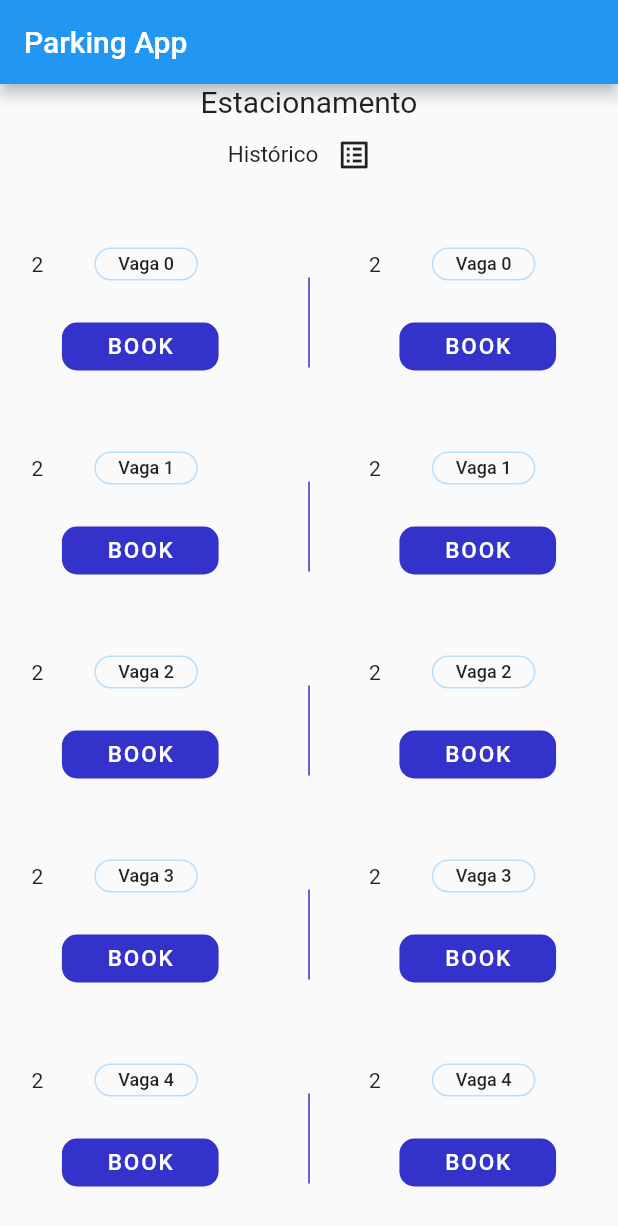
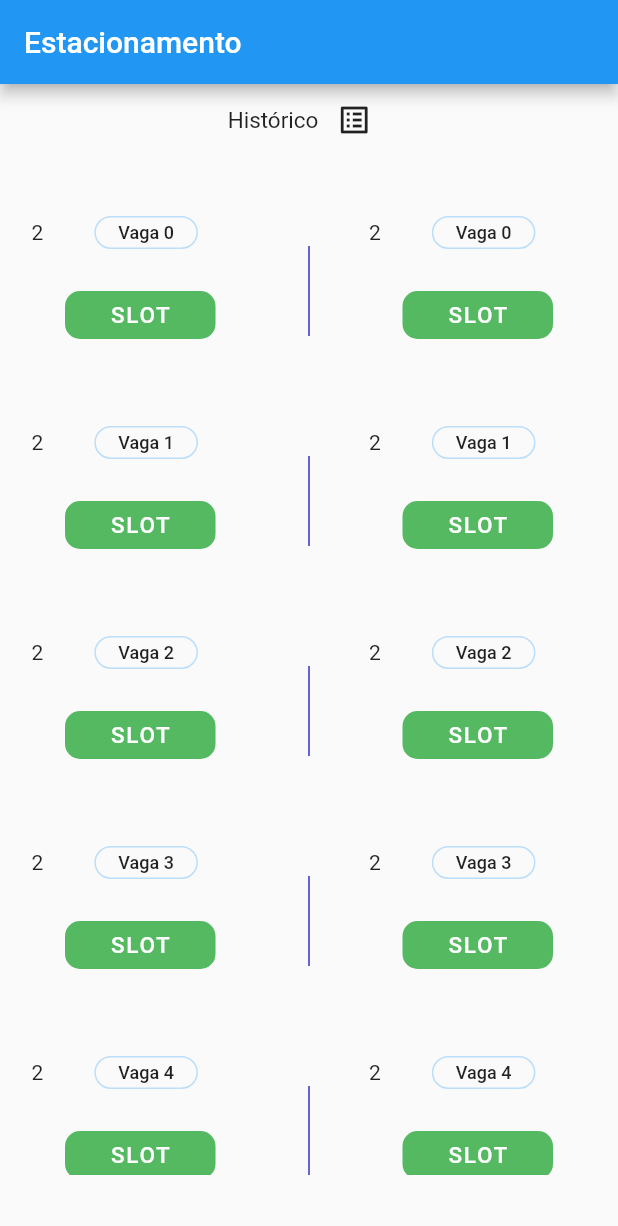
Before and after one commit to baborges45/easy_parking_app, a Flutter app: the screen it shows after launch, on a phone screen of 412 x 824 dp. Shown: the top 1226 px of the screen. Run offline on Flutter 3.47's test engine with Material 2 defaults, Android fonts, the phone set to English and light mode, and no system bars; our stand-ins replace dartz, equatable, flutter_bloc, flutter_svg, get_it.

Commit message:
new commit

```diff
--- a/lib/app/core/src/data/datasources/remote_data_source.dart
+++ b/lib/app/core/src/data/datasources/remote_data_source.dart
@@ -11,7 +11,7 @@ class RemoteDataSourceImpl implements RemoteDataSource {
 
   @override
   Future<List<VacancyModel>> getRecommendCourses() async {
-    //==== Todo: implement the call to real api =====
+    // Todo: implement the call to real api
     try {
       // dummy data
       return vagas.map((e) => VacancyModel.fromMap(e)).toList();
--- a/lib/app/core/src/data/presentation/bloc/vacancy/vacancy_state.dart
+++ b/lib/app/core/src/data/presentation/bloc/vacancy/vacancy_state.dart
@@ -25,15 +25,15 @@ class ParkingLotStateLoaded extends ParkingLotState {
     this.vacancy, {
     List<HistoryEntity>? history,
     List<HistoryEntity>? exitHistory,
-  })  : _history = history ?? const [],
+  })  : _addHistory = history ?? const [],
         _exitHistory = exitHistory ?? const [];
 
   @override
   final VacancyEntity vacancy;
-  final List<HistoryEntity> _history;
+  final List<HistoryEntity> _addHistory;
   final List<HistoryEntity> _exitHistory;
 
-  List<HistoryEntity> get history => _history;
+  List<HistoryEntity> get addHistory => _addHistory;
   List<HistoryEntity> get exitHistory => _exitHistory;
 }
 
--- a/lib/app/core/src/data/presentation/components/parking_slot.dart
+++ b/lib/app/core/src/data/presentation/components/parking_slot.dart
@@ -1,5 +1,5 @@
 import 'package:another_dashed_container/another_dashed_container.dart';
-import 'package:easy_parking_app/app/core/src/data/models/vacancy_model.dart';
+import 'package:easy_parking_app/app/core/src/data/domain/entities/vacancy.dart';
 import 'package:easy_parking_app/app/core/src/data/presentation/pages/booking_page.dart';
 import 'package:easy_parking_app/app/theme/app_colors.dart';
 import 'package:flutter/material.dart';
@@ -10,13 +10,13 @@ class ParkingSlot extends StatelessWidget {
     required this.vacancy,
     this.onPressed,
   });
-  final VacancyModel vacancy;
+  final VacancyEntity vacancy;
   final VoidCallback? onPressed;
 
   @override
   Widget build(BuildContext context) {
     return DashedContainer(
-      dashColor: Colors.blue.shade300,
+      dashColor: AppColors.highlight,
       dashedLength: 10.0,
       blankLength: 9.0,
       strokeWidth: 1.0,
@@ -91,8 +91,6 @@ class ParkingSlot extends StatelessWidget {
                         MaterialPageRoute(
                           builder: (context) => BookingPage(
                             vacancy: vacancy,
-                            // slotId: vacancy.id ?? 0,
-                            // slotName: vacancy.slotName.toString(),
                           ),
                         ),
                       );
@@ -101,11 +99,11 @@ class ParkingSlot extends StatelessWidget {
                       padding: const EdgeInsets.symmetric(
                           vertical: 7, horizontal: 30),
                       decoration: BoxDecoration(
-                        color: AppColors.blueberry,
+                        color: AppColors.highlight,
                         borderRadius: BorderRadius.circular(10),
                       ),
                       child: const Text(
-                        "BOOK",
+                        "SLOT",
                         style: TextStyle(
                           color: Colors.white,
                           fontSize: 15,
--- a/lib/app/core/src/data/presentation/pages/home_page.dart
+++ b/lib/app/core/src/data/presentation/pages/home_page.dart
@@ -6,15 +6,14 @@ import 'package:easy_parking_app/app/core/src/data/presentation/bloc/vacancy/vac
 import 'package:easy_parking_app/app/core/src/data/presentation/bloc/vacancy/vacancy_event.dart';
 import 'package:easy_parking_app/app/core/src/data/presentation/bloc/vacancy/vacancy_state.dart';
 import 'package:easy_parking_app/app/core/src/data/presentation/components/parking_slot.dart';
+import 'package:easy_parking_app/app/core/src/data/presentation/pages/history_page.dart';
 import 'package:easy_parking_app/app/theme/app_colors.dart';
 import 'package:flutter/material.dart';
 
 import 'package:flutter_bloc/flutter_bloc.dart';
 
 class HomePage extends StatefulWidget {
-  const HomePage({
-    super.key,
-  });
+  const HomePage({Key? key}) : super(key: key);
 
   @override
   _HomePageState createState() => _HomePageState();
@@ -39,23 +38,24 @@ class _HomePageState extends State<HomePage> {
 
   @override
   Widget build(BuildContext context) {
-    return BlocProvider(
-      create: (context) => ParkingLotCubit(),
-      child: Scaffold(
+    return Scaffold(
       appBar: AppBar(
-          title: const Text('Parking App'),
+        title: const Text("Estacionamento"), // Título da AppBar
       ),
-        body: BlocBuilder<ParkingLotCubit, ParkingLotState>(
+      body: BlocConsumer<ParkingLotCubit, ParkingLotState>(
+        listener: (context, state) {
+          if (state.vacancy != null) {
+            final index = parkingSpots
+                .indexWhere((spot) => spot.vacancy.id == state.vacancy!.id);
+            parkingSpots[index] = ParkingSlot(
+              vacancy: state.vacancy!,
+            );
+          }
+        },
         builder: (context, state) {
           return SingleChildScrollView(
             child: Column(
               children: [
-                  const Text(
-                    "Estacionamento",
-                    style: TextStyle(
-                      fontSize: 20,
-                    ),
-                  ),
                 Row(
                   mainAxisAlignment: MainAxisAlignment.center,
                   children: [
@@ -69,7 +69,14 @@ class _HomePageState extends State<HomePage> {
                         ),
                         IconButton(
                           onPressed: () {
-                              Navigator.pushNamed(context, '/history');
+                            Navigator.push(
+                              context,
+                              MaterialPageRoute(
+                                builder: (context) => HistoryPage(
+                                  vacancy: state.vacancy!,
+                                ),
+                              ),
+                            );
                           },
                           icon: const Icon(Icons.list_alt_outlined),
                         ),
@@ -81,13 +88,13 @@ class _HomePageState extends State<HomePage> {
                   height: 20,
                 ),
                 SizedBox(
-                    height: MediaQuery.of(context).size.height,
+                  height: MediaQuery.of(context).size.height * 0.8,
                   child: ListView.builder(
                     itemCount: parkingSpots.length,
                     itemBuilder: (context, index) {
                       final spot = parkingSpots[index];
                       return Padding(
-                          padding: const EdgeInsets.all(8.0),
+                        padding: const EdgeInsets.symmetric(vertical: 10),
                         child: Row(
                           mainAxisAlignment: MainAxisAlignment.center,
                           children: [
@@ -126,7 +133,6 @@ class _HomePageState extends State<HomePage> {
           );
         },
       ),
-      ),
     );
   }
 }
--- a/lib/main.dart
+++ b/lib/main.dart
@@ -1,6 +1,5 @@
 import 'package:easy_parking_app/app/core/services/injection_container.dart';
 import 'package:easy_parking_app/app/core/src/data/presentation/bloc/vacancy/vacancy_cubit.dart';
-import 'package:easy_parking_app/app/core/src/data/presentation/pages/history_page.dart';
 import 'package:easy_parking_app/app/core/src/data/presentation/pages/home_page.dart';
 import 'package:flutter/material.dart';
 import 'package:flutter_bloc/flutter_bloc.dart';
@@ -22,7 +21,6 @@ class MyApp extends StatelessWidget {
       ],
       child: MaterialApp(title: 'Estacionamento', routes: {
         '/': (context) => const HomePage(),
-        '/history': (context) => const HistoryPage(),
       }),
     );
   }
--- a/pubspec.yaml
+++ b/pubspec.yaml
@@ -42,6 +42,7 @@ dependencies:
   flutter_bloc: ^8.1.3
   flutter_svg: ^2.0.9
   get_it: ^7.6.4
+  intl: ^0.18.1
 
 dev_dependencies:
   flutter_test:
@@ -53,6 +54,8 @@ dev_dependencies:
   # package. See that file for information about deactivating specific lint
   # rules and activating additional ones.
   flutter_lints: ^2.0.0
+  mocktail: ^1.0.1
+  bloc_test: ^9.1.5
 
 # For information on the generic Dart part of this file, see the
 # following page: https://dart.dev/tools/pub/pubspec
```
Also changed, not shown: lib/app/core/src/data/domain/usecases/register_entry.dart (deleted, +0 -17 lines), lib/app/core/src/data/presentation/bloc/vacancy/vacancy_cubit.dart (+22 -34 lines), lib/app/core/src/data/presentation/components/parking_lot.dart (+8 -9 lines), lib/app/core/src/data/presentation/pages/booking_page.dart (+11 -35 lines), lib/app/core/src/data/presentation/pages/history_page.dart (+53 -7 lines), pubspec.lock, 1 other file. Lines whose indentation alone changed are shown as unchanged.
